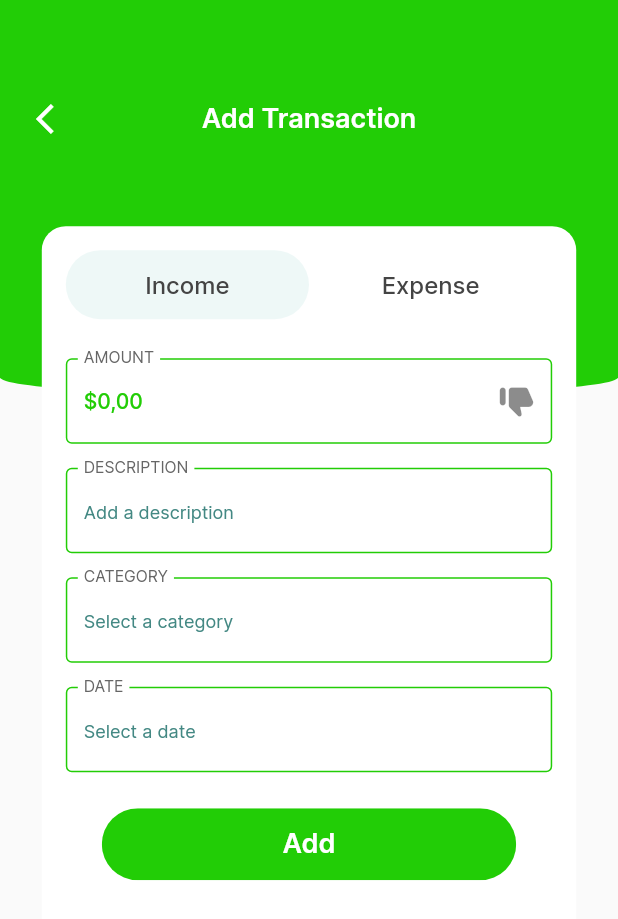
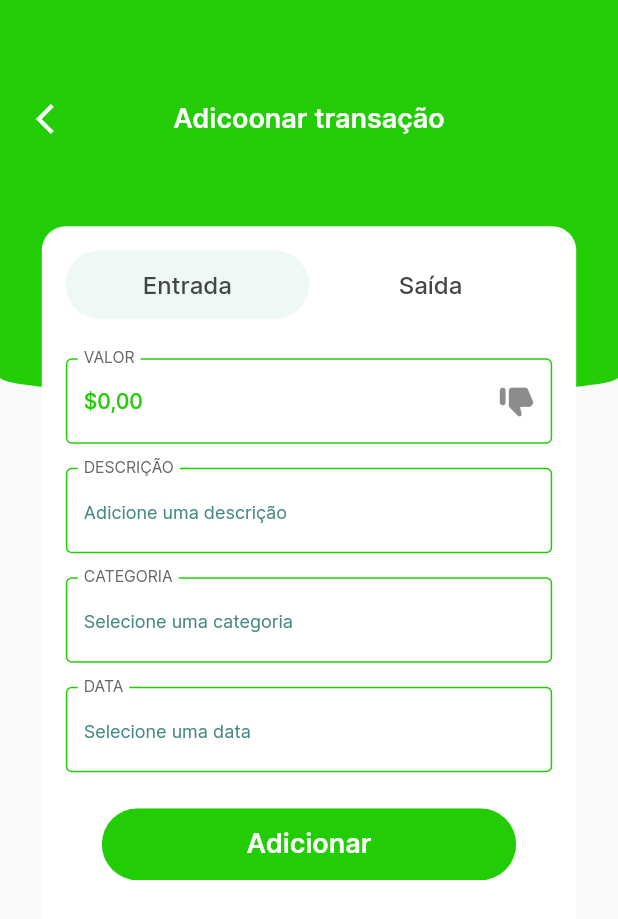
Before and after one commit to henrique-leme/meu-financeiro, a Flutter app: the TransactionPage screen opened by its route, on a phone screen of 412 x 824 dp. Shown: the top 919 px of the screen. Run offline on Flutter 3.47's test engine with Material 2 defaults, Android fonts, the phone set to English and light mode, and no system bars; our stand-ins replace cloud_functions, firebase_auth, firebase_core, flutter_secure_storage, get_it, graphql_flutter; accounts and stored records are empty; network calls fail.

Commit message:
feat: change from english to portuguese

```diff
--- a/lib/features/home/home_page.dart
+++ b/lib/features/home/home_page.dart
@@ -36,7 +36,7 @@ class _HomePageState extends State<HomePage> with CustomModalSheetMixin {
         showCustomModalBottomSheet(
           context: context,
           content: (homeController.state as HomeStateError).message,
-          buttonText: 'Go to login',
+          buttonText: 'Faça o login',
           isDismissible: false,
           onPressed: () => Navigator.pushNamedAndRemoveUntil(
             context,
@@ -74,7 +74,7 @@ class _HomePageState extends State<HomePage> with CustomModalSheetMixin {
                     mainAxisAlignment: MainAxisAlignment.spaceBetween,
                     children: [
                       const Text(
-                        'Transaction History',
+                        'Histórico de transações',
                         style: AppTextStyles.mediumText18,
                       ),
                       GestureDetector(
@@ -82,7 +82,7 @@ class _HomePageState extends State<HomePage> with CustomModalSheetMixin {
                           homeController.pageController.jumpToPage(2);
                         },
                         child: const Text(
-                          'See all',
+                          'Ver mais',
                           style: AppTextStyles.inputLabelText,
                         ),
                       ),
--- a/lib/features/splash/splash_page.dart
+++ b/lib/features/splash/splash_page.dart
@@ -63,7 +63,11 @@ class _SplashPageState extends State<SplashPage> {
           mainAxisAlignment: MainAxisAlignment.center,
           children: [
             Text(
-              'financy',
+              'meu',
+              style: AppTextStyles.bigText50.copyWith(color: AppColors.white),
+            ),
+            Text(
+              'financeiro',
               style: AppTextStyles.bigText50.copyWith(color: AppColors.white),
             ),
             const CustomCircularProgressIndicator(),
--- a/lib/features/transactions/transaction_page.dart
+++ b/lib/features/transactions/transaction_page.dart
@@ -35,8 +35,8 @@ class _TransactionPageState extends State<TransactionPage>
 
   final _formKey = GlobalKey<FormState>();
 
-  final _incomes = ['Services', 'Investment', 'Other'];
-  final _outcomes = ['House', 'Grocery', 'Other'];
+  final _incomes = ['Salário', 'Investimentos', 'Renda extra', 'Outros'];
+  final _outcomes = ['Pagamentos', 'Cartão', 'Despesas Mensais', 'Outros'];
   DateTime? _newDate;
   bool value = false;
 
@@ -124,8 +124,8 @@ class _TransactionPageState extends State<TransactionPage>
         children: [
           AppHeader(
             title: widget.transaction != null
-                ? 'Edit Transaction'
-                : 'Add Transaction',
+                ? 'Editar transação'
+                : 'Adicoonar transação',
           ),
           Positioned(
             top: 164.h,
@@ -171,7 +171,7 @@ class _TransactionPageState extends State<TransactionPage>
                                     ),
                                   ),
                                   child: Text(
-                                    'Income',
+                                    'Entrada',
                                     style: AppTextStyles.mediumText16w500
                                         .apply(color: AppColors.darkGrey),
                                   ),
@@ -189,7 +189,7 @@ class _TransactionPageState extends State<TransactionPage>
                                     ),
                                   ),
                                   child: Text(
-                                    'Expense',
+                                    'Saída',
                                     style: AppTextStyles.mediumText16w500
                                         .apply(color: AppColors.darkGrey),
                                   ),
@@ -204,8 +204,8 @@ class _TransactionPageState extends State<TransactionPage>
                         padding: const EdgeInsets.symmetric(vertical: 8.0),
                         controller: _amountController,
                         keyboardType: TextInputType.number,
-                        labelText: "Amount",
-                        hintText: "Type an amount",
+                        labelText: "Valor",
+                        hintText: "Digite um valor",
                         suffixIcon: StatefulBuilder(
                           builder: (context, setState) {
                             return IconButton(
@@ -229,8 +229,8 @@ class _TransactionPageState extends State<TransactionPage>
                       CustomTextFormField(
                         padding: const EdgeInsets.symmetric(vertical: 8.0),
                         controller: _descriptionController,
-                        labelText: 'Description',
-                        hintText: 'Add a description',
+                        labelText: 'Descrição',
+                        hintText: 'Adicione uma descrição',
                         validator: (value) {
                           if (_descriptionController.text.isEmpty) {
                             return 'This field cannot be empty.';
@@ -242,8 +242,8 @@ class _TransactionPageState extends State<TransactionPage>
                         padding: const EdgeInsets.symmetric(vertical: 8.0),
                         controller: _categoryController,
                         readOnly: true,
-                        labelText: "Category",
-                        hintText: "Select a category",
+                        labelText: "Categoria",
+                        hintText: "Selecione uma categoria",
                         validator: (value) {
                           if (_categoryController.text.isEmpty) {
                             return 'This field cannot be empty.';
@@ -275,8 +275,8 @@ class _TransactionPageState extends State<TransactionPage>
                         padding: const EdgeInsets.symmetric(vertical: 8.0),
                         controller: _dateController,
                         readOnly: true,
-                        labelText: "Date",
-                        hintText: "Select a date",
+                        labelText: "Data",
+                        hintText: "Selecione uma data",
                         validator: (value) {
                           if (_dateController.text.isEmpty) {
                             return 'This field cannot be empty.';
@@ -307,7 +307,9 @@ class _TransactionPageState extends State<TransactionPage>
                       Padding(
                         padding: const EdgeInsets.symmetric(horizontal: 24.0),
                         child: PrimaryButton(
-                          text: widget.transaction != null ? 'Save' : 'Add',
+                          text: widget.transaction != null
+                              ? 'Salvar'
+                              : 'Adicionar',
                           onPressed: () async {
                             FocusScope.of(context).unfocus();
                             if (_formKey.currentState!.validate()) {
```
Also changed, not shown: lib/features/home/widgets/balance_card/balance_card_widget.dart (+2 -18 lines), lib/features/wallet/wallet_page.dart (+5 -5 lines).
